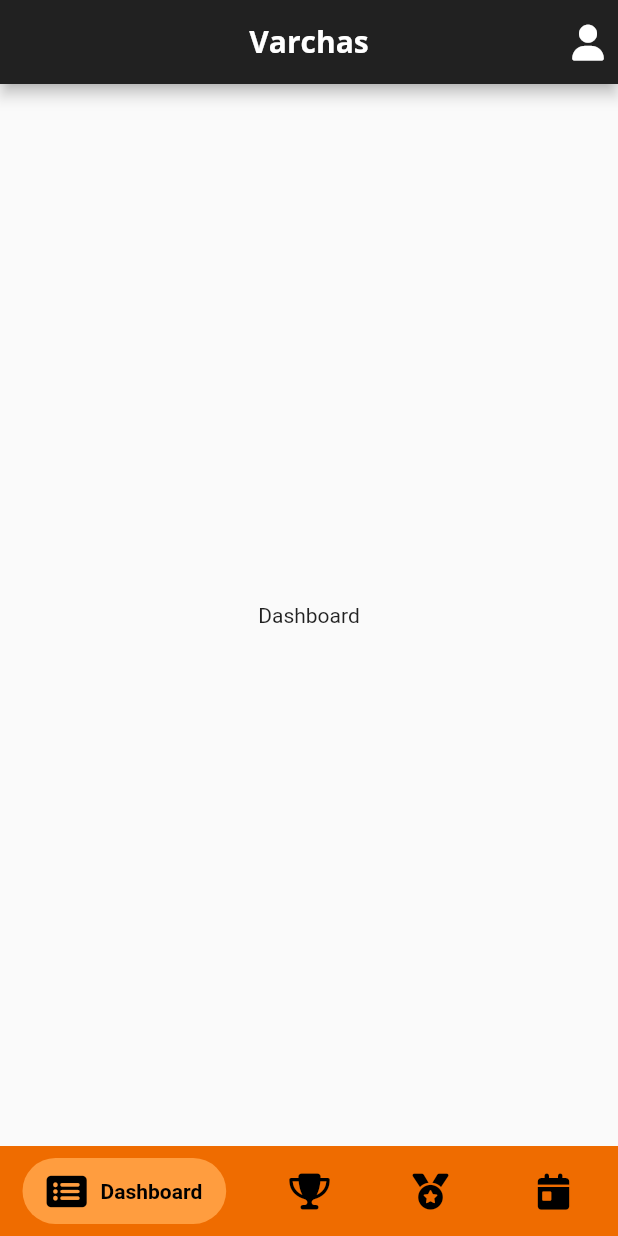
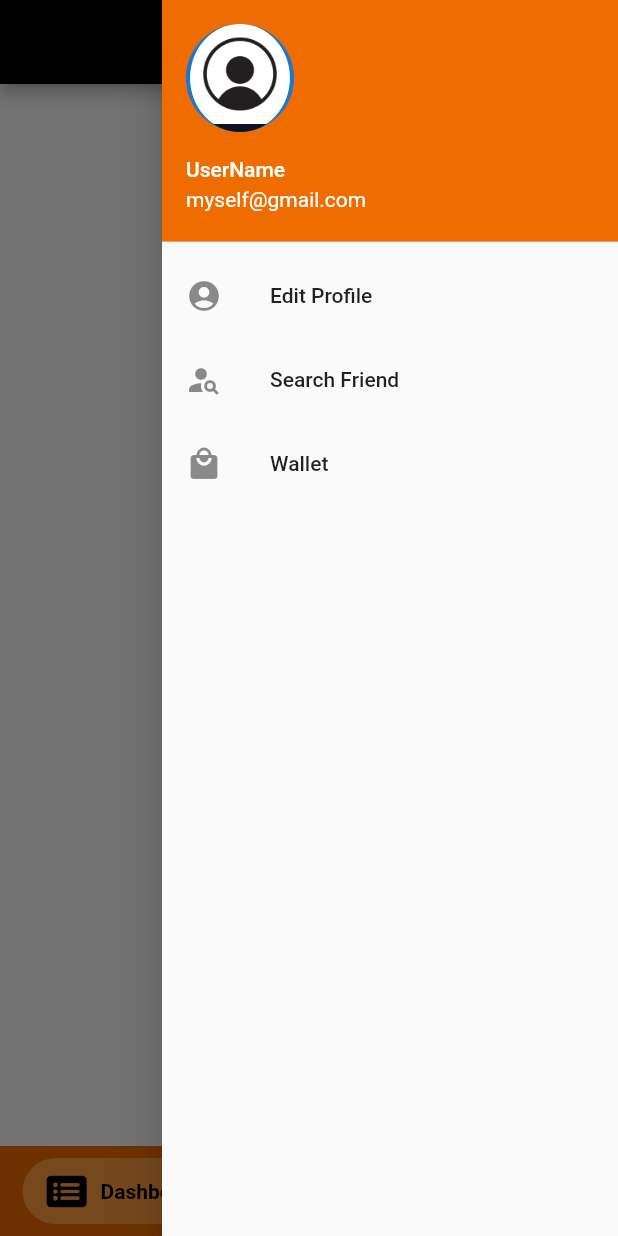
Before and after one commit to devlup-labs/varchas-dream11-app, a Flutter app: the screen it shows after launch, with the side drawer open (before the commit the screen has no drawer), on a phone screen of 412 x 824 dp. Run offline on Flutter 3.47's test engine with Material 2 defaults, Android fonts, the phone set to English and light mode, and no system bars; drawn by our look-alikes of google_nav_bar; our stand-ins replace font_awesome_flutter.

Commit message:
sidebar added

```diff
--- /dev/null
+++ b/lib/components/navbar.dart
@@ -0,0 +1,40 @@
+import 'package:flutter/material.dart';
+
+class NavBar extends StatelessWidget {
+  const NavBar({Key? key}) : super(key: key);
+
+  @override
+  Widget build(BuildContext context) {
+    return Drawer(
+      child: ListView(
+        children: [
+          UserAccountsDrawerHeader(
+            decoration: BoxDecoration(color: Color(0xffef6c00)),
+            accountName: const Text('UserName'),
+            accountEmail: const Text('myself@gmail.com'),
+            currentAccountPicture: CircleAvatar(
+              child: ClipOval(
+                child: Image(
+                  image: AssetImage('images/profile.jpg'),
+                  fit: BoxFit.cover,
+                ),
+              ),
+            ),
+          ),
+          ListTile(
+            leading: Icon(Icons.account_circle),
+            title: Text('Edit Profile'),
+          ),
+          ListTile(
+            leading: Icon(Icons.person_search),
+            title: Text('Search Friend'),
+          ),
+          ListTile(
+            leading: Icon(Icons.local_mall),
+            title: Text('Wallet'),
+          ),
+        ],
+      ),
+    );
+  }
+}
--- a/lib/main_screen.dart
+++ b/lib/main_screen.dart
@@ -6,6 +6,9 @@ import 'package:varchas_dream_11/pages/live_matches.dart';
 import 'package:varchas_dream_11/pages/schedule.dart';
 import '../utilities/constants.dart';
 import 'package:font_awesome_flutter/font_awesome_flutter.dart';
+import 'components/navbar.dart';
+
+var scaffoldKey = GlobalKey<ScaffoldState>();
 
 class MainScreen extends StatefulWidget {
   const MainScreen({Key? key}) : super(key: key);
@@ -27,22 +30,45 @@ class _MainScreenState extends State<MainScreen> {
   @override
   Widget build(BuildContext context) {
     return Scaffold(
-      //Top App Bar
+      key: scaffoldKey,
+      endDrawer: const NavBar(),
       appBar: AppBar(
-        backgroundColor: primaryColor,
-        // Profile Icon
         actions: [
-          Icon(FontAwesomeIcons.solidUser),
-          SizedBox(
-            width: 8.0,
-          ),
+          Builder(builder: (BuildContext context) {
+            return IconButton(
+              onPressed: () {
+                scaffoldKey.currentState?.openEndDrawer();
+              },
+              icon: Icon(
+                Icons.person,
+              ),
+            );
+          })
         ],
-        centerTitle: true,
         title: Text(
-          "Varchas",
+          'Varchas',
           style: TextStyle(fontFamily: "OpenSans Bold"),
         ),
+        centerTitle: true,
+        backgroundColor: Colors.black,
       ),
+
+      //Top App Bar
+      // appBar: AppBar(
+      //   backgroundColor: primaryColor,
+      //   // Profile Icon
+      //   actions: [
+      //     Icon(FontAwesomeIcons.solidUser),
+      //     SizedBox(
+      //       width: 8.0,
+      //     ),
+      //   ],
+      //   centerTitle: true,
+      //   title: Text(
+      //     "Varchas",
+      //     style: TextStyle(fontFamily: "OpenSans Bold"),
+      //   ),
+      // ),
 
       // Bottom Navigation Bar
       bottomNavigationBar: Container(
```
Also changed, not shown: images/profile.jpg (added).
